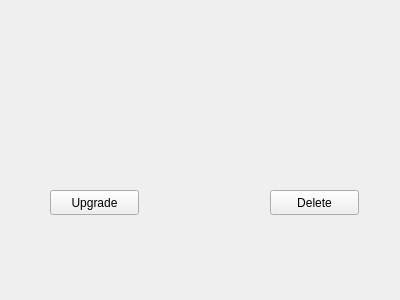
This is modificarcurso1.ui in AndreyZartty/TECvsZombies as Qt 5 draws it before an edit. The edited form follows.
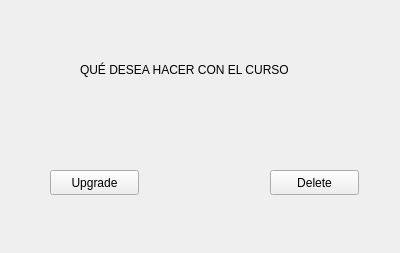
This is the edited form.

```diff
--- a/modificarcurso1.ui
+++ b/modificarcurso1.ui
@@ -7,7 +7,7 @@
     <x>0</x>
     <y>0</y>
     <width>400</width>
-    <height>300</height>
+    <height>253</height>
    </rect>
   </property>
   <property name="windowTitle">
@@ -17,7 +17,7 @@
    <property name="geometry">
     <rect>
      <x>50</x>
-     <y>190</y>
+     <y>170</y>
      <width>89</width>
      <height>25</height>
     </rect>
@@ -30,7 +30,7 @@
    <property name="geometry">
     <rect>
      <x>270</x>
-     <y>190</y>
+     <y>170</y>
      <width>89</width>
      <height>25</height>
     </rect>
@@ -39,6 +39,19 @@
     <string>Delete</string>
    </property>
   </widget>
+  <widget class="QLabel" name="label">
+   <property name="geometry">
+    <rect>
+     <x>80</x>
+     <y>60</y>
+     <width>281</width>
+     <height>20</height>
+    </rect>
+   </property>
+   <property name="text">
+    <string>QUÉ DESEA HACER CON EL CURSO</string>
+   </property>
+  </widget>
  </widget>
  <resources/>
  <connections/>
```
